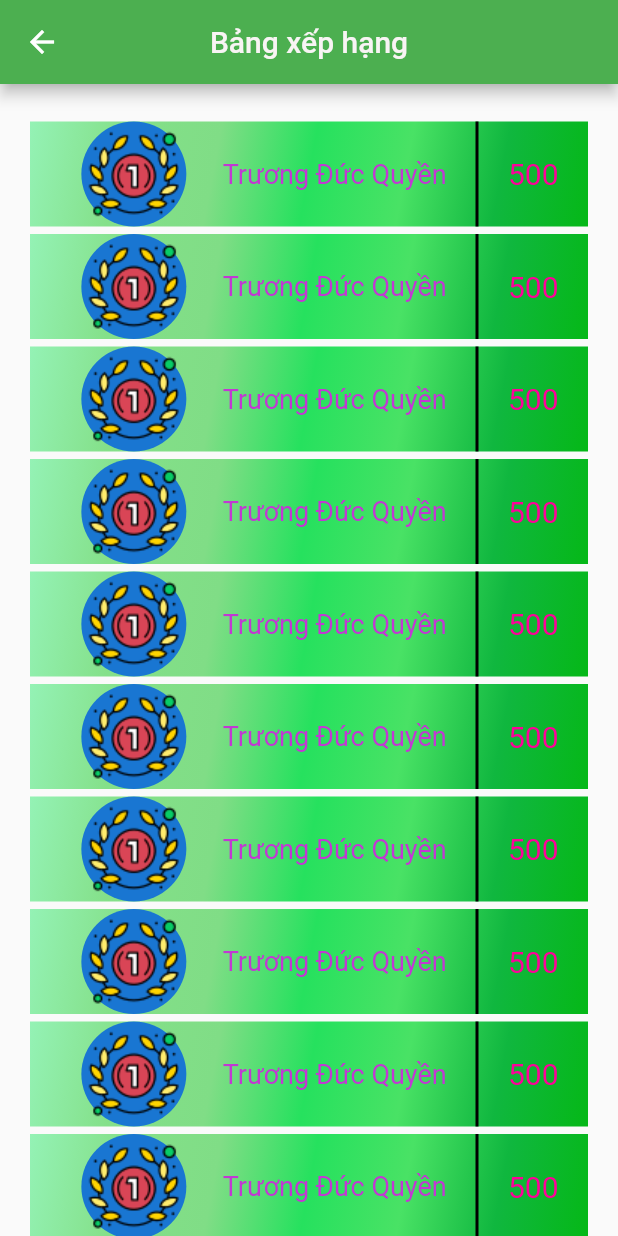
After one commit to lethikieuanh-cdpm20d/DoAnAndroid, a Flutter app: the rankSreen screen opened directly, on a phone screen of 412 x 824 dp. The commit adds this screen. Run offline on Flutter 3.47's test engine with Material 2 defaults, Android fonts, the phone set to English and light mode, and no system bars; our stand-ins replace convex_bottom_bar; Roboto replaces fonts that are missing (Fraunces).

Commit message:
dont click

```diff
--- a/lib/edit.dart
+++ b/lib/edit.dart
@@ -46,7 +46,7 @@ class editScreen extends StatelessWidget{
         ),
         ),
          Container(
-          padding: const EdgeInsets.only(left: 50.0, top: 40.0),
+          padding: const EdgeInsets.only(left: 20.0, top: 40.0),
           child: const ElevatedButton(
             child: Text('Lưu'),
             onPressed: null,
--- a/lib/homepage.dart
+++ b/lib/homepage.dart
@@ -1,7 +1,9 @@
 import 'package:flutter/cupertino.dart';
 import 'package:flutter/material.dart';
+import 'package:flutter_application_1/listfriend.dart';
 import 'package:flutter_application_1/login.dart';
 import 'package:flutter_application_1/personal.dart';
+import 'package:flutter_application_1/rank.dart';
 import 'package:flutter_application_1/search.dart';
 import 'package:flutter_application_1/start.dart';
 import 'login.dart';
@@ -111,7 +113,8 @@ class homepageScreenState extends State<homepageScreenHome> {
               ),
               title: const Text('Bạn bè'),
               onTap: () {
-                Navigator.pop(context);
+                 Navigator.push(context,
+                     MaterialPageRoute(builder: (context) => ListFriend()));
               },
             ),
             ListTile(
@@ -121,7 +124,8 @@ class homepageScreenState extends State<homepageScreenHome> {
               ),
               title: const Text('Bảng xếp hạng'),
               onTap: () {
-                Navigator.pop(context);
+              Navigator.push(context,
+                     MaterialPageRoute(builder: (context) => rankSreen()));
               },
             ),
             ListTile(
--- a/lib/listfriend.dart
+++ b/lib/listfriend.dart
@@ -1,4 +1,4 @@
-import 'dart:js';
+//import 'dart:js';
 
 import 'package:flutter/material.dart';
 
@@ -38,7 +38,7 @@ class _ListFriendState extends State<ListFriend> {
           children: [
             TextField(
               decoration: InputDecoration(
-                labelText: 'Tim kiem',
+                labelText: 'Tìm Kiếm',
                 labelStyle: const TextStyle(
                   color: Colors.green,
                 ),
--- /dev/null
+++ b/lib/rank.dart
@@ -0,0 +1,141 @@
+import 'package:flutter/material.dart';
+
+class rankSreen extends StatelessWidget {
+
+  @override
+  Widget build(BuildContext context) {
+    // Widget title = Container(
+    //  decoration: BoxDecoration(
+    //    image: DecorationImage(
+    //         image: AssetImage('images/rating.png'), fit: BoxFit.contain),
+    //   ),
+    //   child: Row(
+    //     children: [
+    //       Container(
+    //          child: const CircleAvatar(
+    //           radius: 30,
+    //           child: Image(
+    //             image: AssetImage('images/login.png'),
+    //             fit: BoxFit.cover,
+    //           ),
+    //         ),
+    //       ),
+
+    //     ],
+    //   ),
+    // );
+    Widget ranking = Container(
+      margin: EdgeInsets.only(top: 5),
+      width: 410,
+      height: 70,
+      decoration: const BoxDecoration(
+        gradient: LinearGradient(
+          begin: Alignment.topLeft,
+          end: Alignment.bottomRight,
+          colors: [
+            Color.fromARGB(255, 148, 242, 181),
+            Color.fromARGB(255, 132, 224, 137),
+            Color.fromARGB(255, 128, 221, 134),
+            Color.fromARGB(255, 38, 225, 94),
+            Color.fromARGB(255, 73, 226, 101),
+            Color.fromARGB(255, 16, 183, 63),
+            Color.fromARGB(255, 5, 184, 23),
+          ],
+        ),
+        //border: Border.all(width: 2, color: Colors.red),
+      ),
+      child: Row(
+        mainAxisAlignment: MainAxisAlignment.spaceBetween,
+        children: [
+          Container(
+            margin: EdgeInsets.only(left: 10),
+            child: const Text(
+              '',
+              style: TextStyle(
+                fontSize: 45,
+                fontFamily: 'Fraunces',
+                color: Color(0xFFFC5658),
+                shadows: [
+                  Shadow(
+                    blurRadius: 5.0,
+                    color: Color(0xFFFf0099),
+                  ),
+                ],
+              ),
+            ),
+          ),
+          Container(
+            child: const CircleAvatar(
+              radius: 40,
+              child: Image(
+                image: AssetImage('images/rank.png'),
+                fit: BoxFit.cover,
+              ),
+            ),
+          ),
+          Container(
+            child: const Text(
+              'Trương Đức Quyền',
+              style: TextStyle(
+                fontSize: 18,
+                fontFamily: 'Fraunces',
+                color: Color(0xFFC238D3),
+              ),
+            ),
+          ),
+          Container(
+            height: 100,
+            width: 75,
+            alignment: Alignment.center,
+            decoration: const BoxDecoration(
+              //color: Colors.orange,
+              border: Border(
+                left: BorderSide(
+                  width: 2,
+                  color: Colors.black,
+                ),
+              ),
+            ),
+            child: const Text(
+              '500',
+              style: TextStyle(
+                fontSize: 20,
+                fontFamily: 'Fraunces',
+                color: Color(0xFFFf0099),
+              ),
+            ),
+          ),
+        ],
+      ),
+    );
+    return Scaffold(
+      appBar: AppBar(
+         centerTitle: true,//căn giữa
+        title: const Text(
+          'Bảng xếp hạng',
+          style: TextStyle(color: Color.fromARGB(255, 248, 244, 244),
+          ),
+        ),
+        backgroundColor: Colors.green,
+      ),
+
+      body: Container(
+        child: Column(
+          children: [
+            Container(
+
+            ),
+            Expanded(
+              child: ListView.builder(
+                padding: EdgeInsets.all(20),
+                itemCount: 10,
+                itemBuilder: (context, index) => ranking,
+              ),
+            ),
+          ],
+        ),
+      ),
+    );
+
+  }
+}
```
Also changed, not shown: lib/main.dart (+3 -7 lines), images/rank.png (added), images/rating.png (added), lib/quiz1.dart (line endings or trailing spaces), 1 other file.
